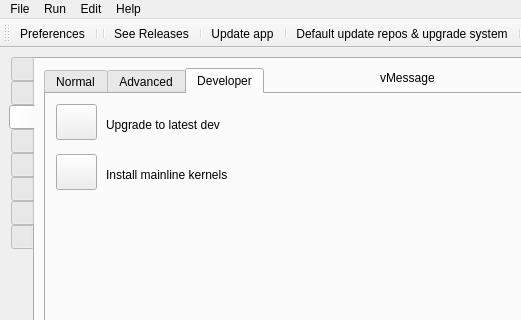
First picture: the form in src/mainwindow.ui, repository adgellida/ubunsys, before the edit; both pictures show x 0 to 521 and y 0 to 320 of the 666 by 890 pixel window.
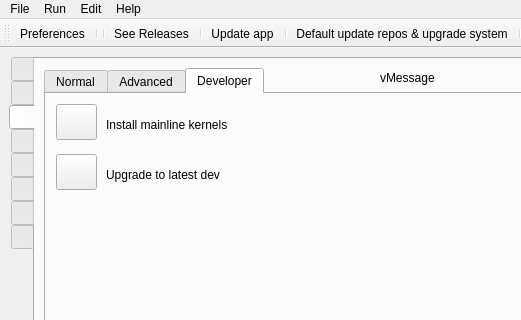
Second picture: the form after the edit. The open tabs and pages were chosen to show the change. Icons and pictures are not drawn.

```diff
--- a/src/mainwindow.ui
+++ b/src/mainwindow.ui
@@ -919,7 +919,7 @@
         <property name="geometry">
          <rect>
           <x>10</x>
-          <y>10</y>
+          <y>60</y>
           <width>41</width>
           <height>36</height>
          </rect>
@@ -957,7 +957,7 @@
         <property name="geometry">
          <rect>
           <x>10</x>
-          <y>60</y>
+          <y>10</y>
           <width>41</width>
           <height>36</height>
          </rect>
@@ -992,7 +992,7 @@
         <property name="geometry">
          <rect>
           <x>60</x>
-          <y>70</y>
+          <y>20</y>
           <width>271</width>
           <height>21</height>
          </rect>
@@ -1011,7 +1011,7 @@
         <property name="geometry">
          <rect>
           <x>60</x>
-          <y>10</y>
+          <y>60</y>
           <width>311</width>
           <height>41</height>
          </rect>
```
Left out of the diff: 4 changed lines with no effect on the pictures.
